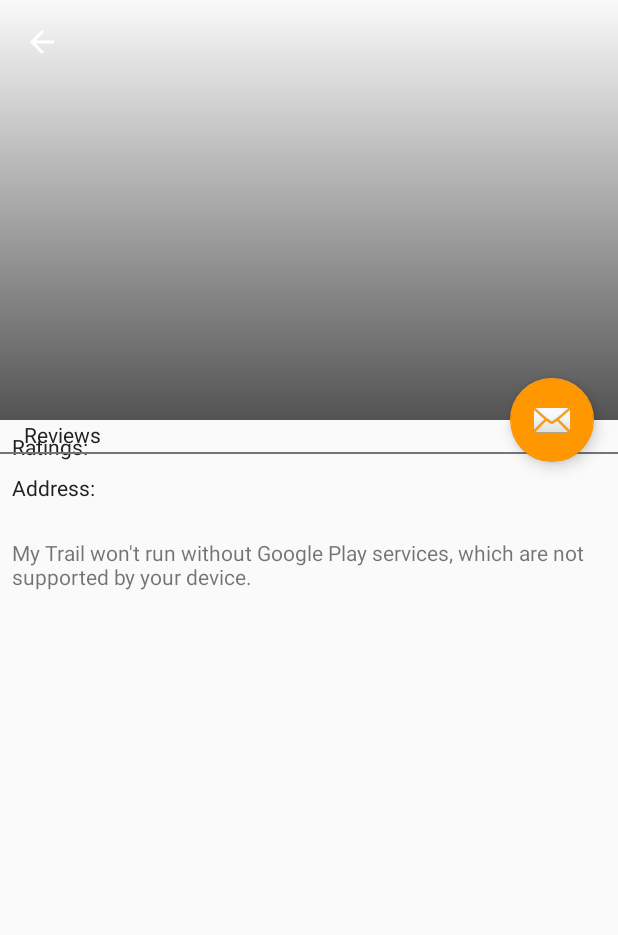
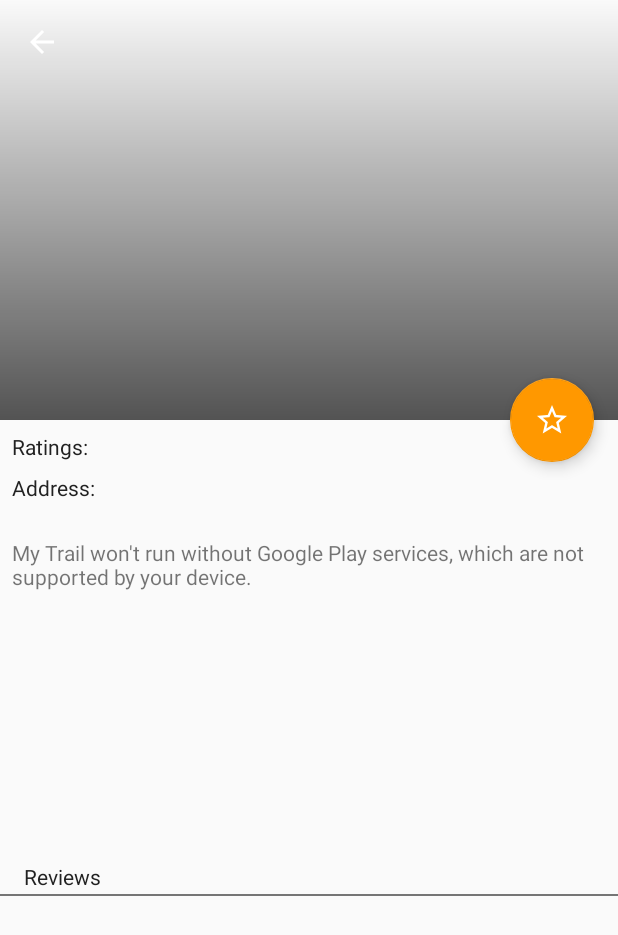
Before and after one commit to CS3714-Asian-Power/MyTrail, an Android app: the DetailActivity screen opened directly, with no data from a screen before it, on a phone screen of 412 x 824 dp. Shown: the top 935 px of the screen. Run offline under Robolectric (Android 15) with nearby library versions, the phone set to English and light mode, and no system bars; our stand-ins replace Picasso; libraries missing offline, so code that uses them is left out: com.daimajia.slider; pictures from the network do not load.

Commit message:
add favorite star icon

```diff
--- a/app/src/main/java/com/example/guhao/mytrail/activity/DetailActivity.java
+++ b/app/src/main/java/com/example/guhao/mytrail/activity/DetailActivity.java
@@ -58,6 +58,7 @@ public class DetailActivity extends AppCompatActivity implements OnMapReadyCallb
     private TextView ratings;
     private TextView address;
     private LinearLayout review_layout;
+    private int favoriteState = 0;
 
     private GoogleMap mMap;
     double longitude = -80.43301769999999, lat = 37.2432963;
@@ -94,12 +95,19 @@ public class DetailActivity extends AppCompatActivity implements OnMapReadyCallb
             Log.d("place_name", "initView: " + name);
         }
 
-        FloatingActionButton fab = (FloatingActionButton) findViewById(R.id.fab);
+        final FloatingActionButton fab = (FloatingActionButton) findViewById(R.id.fab);
         fab.setOnClickListener(new View.OnClickListener() {
             @Override
             public void onClick(View view) {
-                Snackbar.make(view, "Replace with your own action", Snackbar.LENGTH_LONG)
-                        .setAction("Action", null).show();
+//                Snackbar.make(view, "Replace with your own action", Snackbar.LENGTH_LONG)
+//                        .setAction("Action", null).show();
+                if (favoriteState == 0) {
+                    fab.setImageResource(R.mipmap.ic_star_white_24dp);
+                    favoriteState = 1;
+                }else if (favoriteState == 1){
+                    fab.setImageResource(R.mipmap.ic_star_border_white_24dp);
+                    favoriteState = 0;
+                }
             }
         });
     }
--- a/app/src/main/res/layout/activity_detail.xml
+++ b/app/src/main/res/layout/activity_detail.xml
@@ -44,6 +44,6 @@
         android:layout_margin="@dimen/fab_margin"
         app:layout_anchor="@id/app_bar"
         app:layout_anchorGravity="bottom|end"
-        app:srcCompat="@android:drawable/ic_dialog_email" />
+        app:srcCompat="@mipmap/ic_star_border_white_24dp" />
 
 </android.support.design.widget.CoordinatorLayout>
--- a/app/src/main/res/layout/layout_detail_view.xml
+++ b/app/src/main/res/layout/layout_detail_view.xml
@@ -53,10 +53,11 @@
         android:layout_width="wrap_content"
         android:layout_height="wrap_content"
         android:layout_marginStart="16dp"
+        android:layout_marginTop="8dp"
         android:text="Reviews"
         android:textColor="@color/primaryText"
         app:layout_constraintStart_toStartOf="parent"
-        app:layout_constraintTop_toBottomOf="@+id/linearLayout" />
+        app:layout_constraintTop_toBottomOf="@+id/weather_linearlayout" />
 
     <View
         android:id="@+id/view"
```
Also changed, not shown: app/src/main/res/mipmap-hdpi/ic_star_border_white_24dp.png (added), app/src/main/res/mipmap-hdpi/ic_star_white_24dp.png (added), app/src/main/res/mipmap-mdpi/ic_star_border_white_24dp.png (added), app/src/main/res/mipmap-mdpi/ic_star_white_24dp.png (added), app/src/main/res/mipmap-xhdpi/ic_star_border_white_24dp.png (added), app/src/main/res/mipmap-xhdpi/ic_star_white_24dp.png (added), app/src/main/res/mipmap-xxhdpi/ic_star_border_white_24dp.png (added), app/src/main/res/mipmap-xxhdpi/ic_star_white_24dp.png (added), app/src/main/res/mipmap-xxxhdpi/ic_star_border_white_24dp.png (added), app/src/main/res/mipmap-xxxhdpi/ic_star_white_24dp.png (added).
